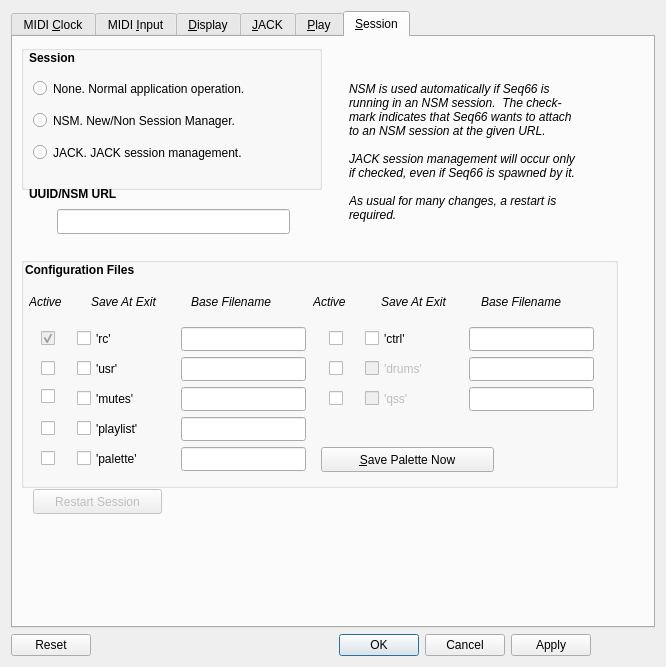
Above: seq_qt5/forms/qseditoptions.ui from ahlstromcj/seq66 before the change. Below: the same form after it.
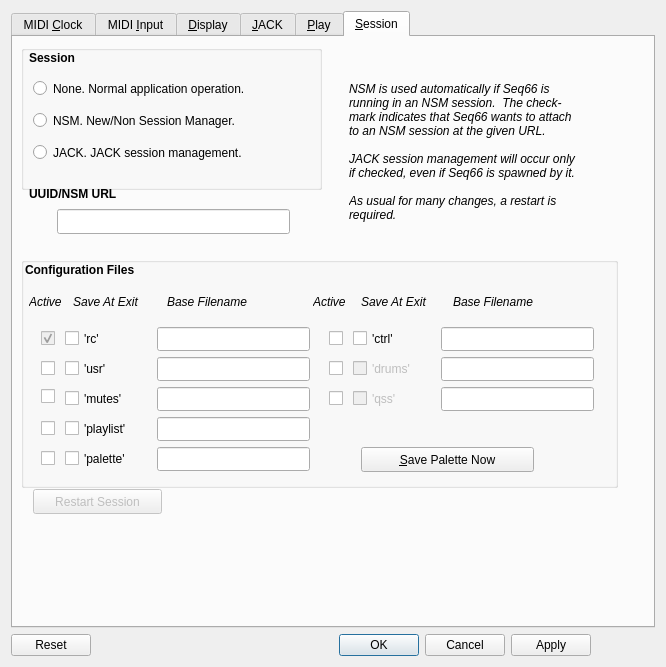
That is the form after the change. The open tabs and pages were chosen to show the change.

```diff
--- a/seq_qt5/forms/qseditoptions.ui
+++ b/seq_qt5/forms/qseditoptions.ui
@@ -1851,7 +1851,7 @@
        <widget class="QCheckBox" name="checkBoxSaveRc">
         <property name="geometry">
          <rect>
-          <x>56</x>
+          <x>44</x>
           <y>70</y>
           <width>101</width>
           <height>23</height>
@@ -1867,7 +1867,7 @@
         </property>
         <property name="geometry">
          <rect>
-          <x>56</x>
+          <x>44</x>
           <y>100</y>
           <width>101</width>
           <height>23</height>
@@ -1880,7 +1880,7 @@
        <widget class="QCheckBox" name="checkBoxSaveMutes">
         <property name="geometry">
          <rect>
-          <x>56</x>
+          <x>44</x>
           <y>130</y>
           <width>101</width>
           <height>23</height>
@@ -1893,7 +1893,7 @@
        <widget class="QCheckBox" name="checkBoxSavePlaylist">
         <property name="geometry">
          <rect>
-          <x>56</x>
+          <x>44</x>
           <y>160</y>
           <width>101</width>
           <height>23</height>
@@ -1909,7 +1909,7 @@
         </property>
         <property name="geometry">
          <rect>
-          <x>344</x>
+          <x>332</x>
           <y>70</y>
           <width>101</width>
           <height>23</height>
@@ -1925,7 +1925,7 @@
         </property>
         <property name="geometry">
          <rect>
-          <x>344</x>
+          <x>332</x>
           <y>100</y>
           <width>101</width>
           <height>23</height>
@@ -2055,7 +2055,7 @@
        <widget class="QLabel" name="label_cfg_save">
         <property name="geometry">
          <rect>
-          <x>70</x>
+          <x>52</x>
           <y>36</y>
           <width>81</width>
           <height>17</height>
@@ -2076,9 +2076,9 @@
         </property>
         <property name="geometry">
          <rect>
-          <x>160</x>
+          <x>136</x>
           <y>70</y>
-          <width>125</width>
+          <width>153</width>
           <height>24</height>
          </rect>
         </property>
@@ -2089,9 +2089,9 @@
         </property>
         <property name="geometry">
          <rect>
-          <x>160</x>
+          <x>136</x>
           <y>100</y>
-          <width>125</width>
+          <width>153</width>
           <height>24</height>
          </rect>
         </property>
@@ -2102,9 +2102,9 @@
         </property>
         <property name="geometry">
          <rect>
-          <x>160</x>
+          <x>136</x>
           <y>130</y>
-          <width>125</width>
+          <width>153</width>
           <height>24</height>
          </rect>
         </property>
@@ -2115,9 +2115,9 @@
         </property>
         <property name="geometry">
          <rect>
-          <x>160</x>
+          <x>136</x>
           <y>160</y>
-          <width>125</width>
+          <width>153</width>
           <height>24</height>
          </rect>
         </property>
@@ -2128,9 +2128,9 @@
         </property>
         <property name="geometry">
          <rect>
-          <x>448</x>
+          <x>420</x>
           <y>70</y>
-          <width>125</width>
+          <width>153</width>
           <height>24</height>
          </rect>
         </property>
@@ -2141,9 +2141,9 @@
         </property>
         <property name="geometry">
          <rect>
-          <x>448</x>
+          <x>420</x>
           <y>100</y>
-          <width>125</width>
+          <width>153</width>
           <height>24</height>
          </rect>
         </property>
@@ -2151,7 +2151,7 @@
        <widget class="QLabel" name="label_cfg_basename">
         <property name="geometry">
          <rect>
-          <x>170</x>
+          <x>146</x>
           <y>36</y>
           <width>113</width>
           <height>17</height>
@@ -2169,9 +2169,9 @@
        <widget class="QLineEdit" name="lineEditPalette">
         <property name="geometry">
          <rect>
-          <x>160</x>
+          <x>136</x>
           <y>190</y>
-          <width>125</width>
+          <width>153</width>
           <height>24</height>
          </rect>
         </property>
@@ -2201,7 +2201,7 @@
        <widget class="QCheckBox" name="checkBoxSavePalette">
         <property name="geometry">
          <rect>
-          <x>56</x>
+          <x>44</x>
           <y>190</y>
           <width>101</width>
           <height>23</height>
@@ -2232,7 +2232,7 @@
        <widget class="QLabel" name="label_cfg_save_2">
         <property name="geometry">
          <rect>
-          <x>360</x>
+          <x>340</x>
           <y>36</y>
           <width>81</width>
           <height>17</height>
@@ -2250,7 +2250,7 @@
        <widget class="QLabel" name="label_cfg_basename_2">
         <property name="geometry">
          <rect>
-          <x>460</x>
+          <x>432</x>
           <y>36</y>
           <width>113</width>
           <height>17</height>
@@ -2287,7 +2287,7 @@
         </property>
         <property name="geometry">
          <rect>
-          <x>344</x>
+          <x>332</x>
           <y>130</y>
           <width>101</width>
           <height>23</height>
@@ -2303,9 +2303,9 @@
         </property>
         <property name="geometry">
          <rect>
-          <x>448</x>
+          <x>420</x>
           <y>130</y>
-          <width>125</width>
+          <width>153</width>
           <height>24</height>
          </rect>
         </property>
@@ -2313,7 +2313,7 @@
        <widget class="QPushButton" name="pushButtonSavePalette">
         <property name="geometry">
          <rect>
-          <x>300</x>
+          <x>340</x>
           <y>190</y>
           <width>173</width>
           <height>25</height>
```
Left out of the diff: 271 changed lines with no effect on the pictures.
